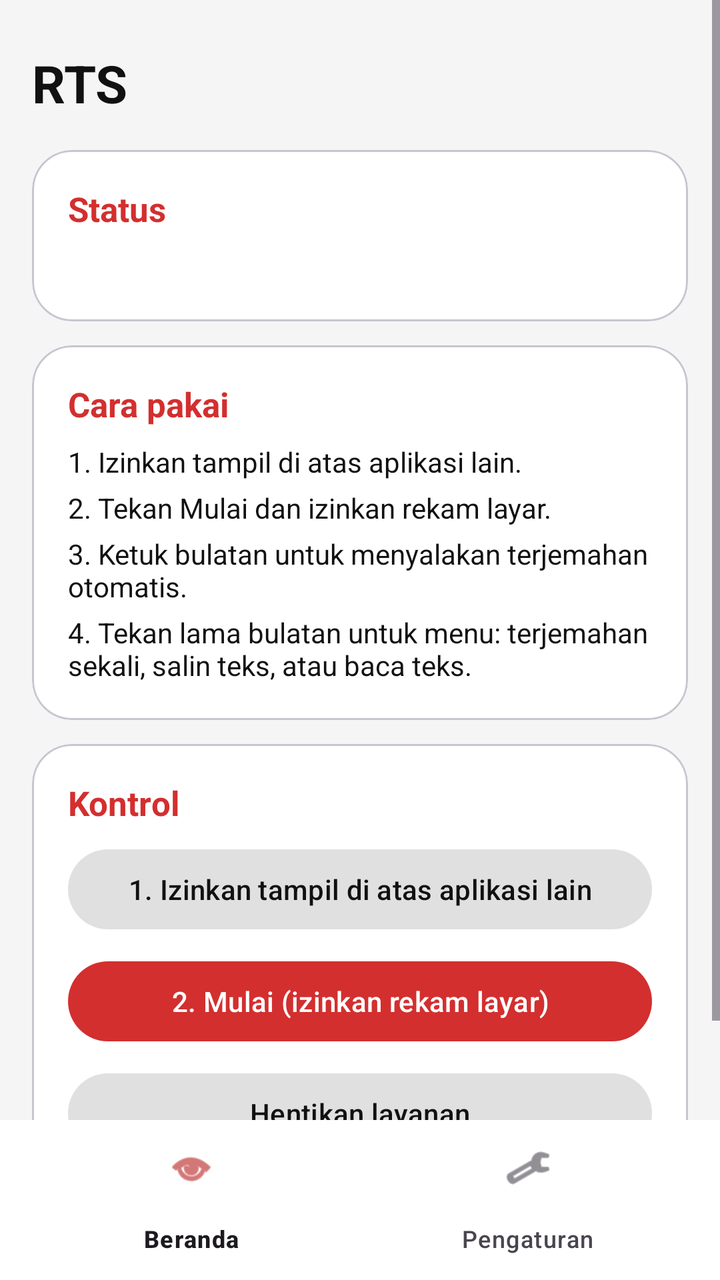
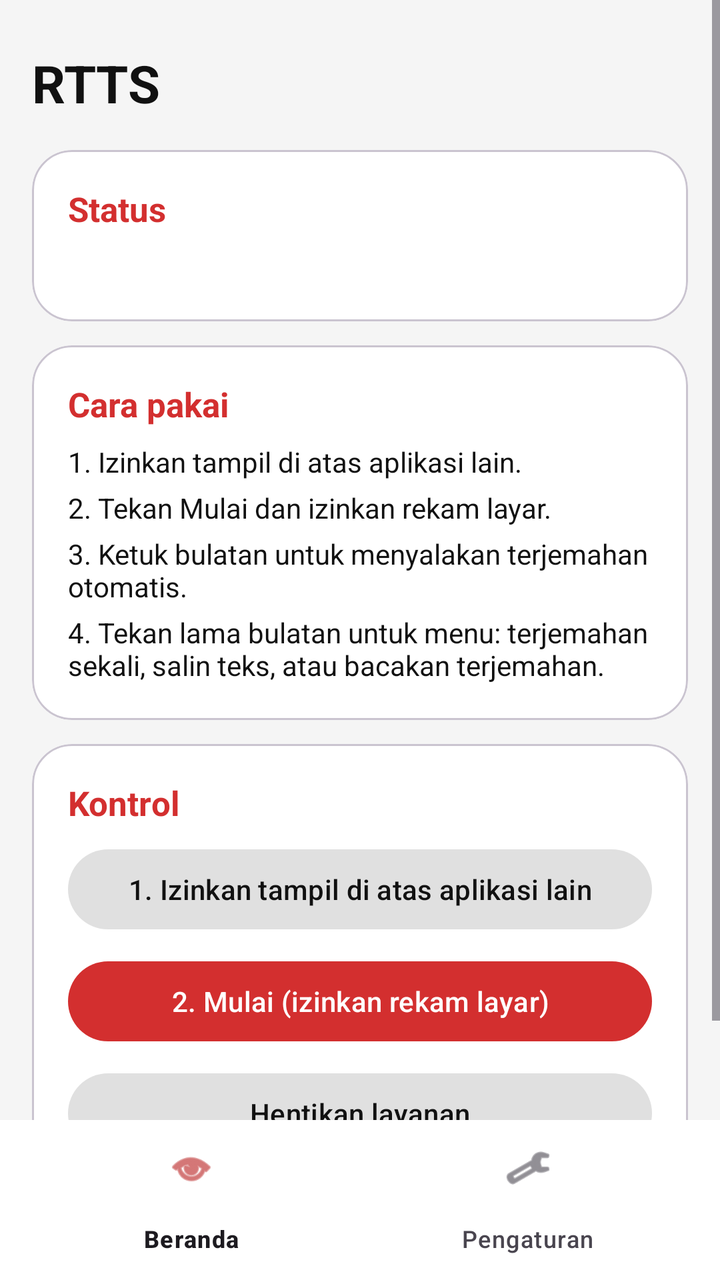

The first picture is an Android layout as it rendered before a commit; the second is the same layout after the commit. The layout source and the unified diff follow.
<!-- AndroidManifest.xml: application theme Theme.TranslateLayar -->
<!-- res/layout/activity_main.xml -->
<?xml version="1.0" encoding="utf-8"?>
<LinearLayout xmlns:android="http://schemas.android.com/apk/res/android"
    xmlns:app="http://schemas.android.com/apk/res-auto"
    android:layout_width="match_parent"
    android:layout_height="match_parent"
    android:orientation="vertical"
    android:background="#F5F5F5">

    <FrameLayout
        android:layout_width="match_parent"
        android:layout_height="0dp"
        android:layout_weight="1">

        
        <ScrollView
            android:id="@+id/pageHome"
            android:layout_width="match_parent"
            android:layout_height="match_parent">

            <LinearLayout
                android:layout_width="match_parent"
                android:layout_height="wrap_content"
                android:orientation="vertical"
                android:padding="16dp">

                <TextView
                    android:layout_width="wrap_content"
                    android:layout_height="wrap_content"
                    android:layout_marginTop="8dp"
                    android:layout_marginBottom="16dp"
                    android:text="RTS"
                    android:textColor="#111111"
                    android:textSize="26sp"
                    android:textStyle="bold" />

                <com.google.android.material.card.MaterialCardView
                    android:layout_width="match_parent"
                    android:layout_height="wrap_content"
                    android:layout_marginBottom="12dp"
                    app:cardBackgroundColor="#FFFFFF"
                    app:cardCornerRadius="20dp"
                    app:cardElevation="0dp">

                    <LinearLayout
                        android:layout_width="match_parent"
                        android:layout_height="wrap_content"
                        android:orientation="vertical"
                        android:padding="18dp">

                        <TextView
                            android:layout_width="wrap_content"
                            android:layout_height="wrap_content"
                            android:text="Status"
                            android:textColor="#D32F2F"
                            android:textSize="17sp"
                            android:textStyle="bold" />

                        <TextView
                            android:id="@+id/tvStatus"
                            android:layout_width="wrap_content"
                            android:layout_height="wrap_content"
                            android:layout_marginTop="8dp"
                            android:textColor="#424242" />
                    </LinearLayout>
                </com.google.android.material.card.MaterialCardView>

                <com.google.android.material.card.MaterialCardView
                    android:layout_width="match_parent"
                    android:layout_height="wrap_content"
                    android:layout_marginBottom="12dp"
                    app:cardBackgroundColor="#FFFFFF"
                    app:cardCornerRadius="20dp"
                    app:cardElevation="0dp">

                    <LinearLayout
                        android:layout_width="match_parent"
                        android:layout_height="wrap_content"
                        android:orientation="vertical"
                        android:padding="18dp">

                        <TextView
                            android:layout_width="wrap_content"
                            android:layout_height="wrap_content"
                            android:text="Cara pakai"
                            android:textColor="#D32F2F"
                            android:textSize="17sp"
                            android:textStyle="bold" />

                        <TextView
                            android:layout_width="match_parent"
                            android:layout_height="wrap_content"
                            android:layout_marginTop="8dp"
                            android:text="1. Izinkan tampil di atas aplikasi lain."
                            android:textColor="#111111" />

                        <TextView
                            android:layout_width="match_parent"
                            android:layout_height="wrap_content"
                            android:layout_marginTop="4dp"
                            android:text="2. Tekan Mulai dan izinkan rekam layar."
                            android:textColor="#111111" />

                        <TextView
                            android:layout_width="match_parent"
                            android:layout_height="wrap_content"
                            android:layout_marginTop="4dp"
                            android:text="3. Ketuk bulatan untuk menyalakan terjemahan otomatis."
                            android:textColor="#111111" />

                        <TextView
                            android:layout_width="match_parent"
                            android:layout_height="wrap_content"
                            android:layout_marginTop="4dp"
                            android:text="4. Tekan lama bulatan untuk menu: terjemahan sekali, salin teks, atau baca teks."
                            android:textColor="#111111" />
                    </LinearLayout>
                </com.google.android.material.card.MaterialCardView>

                <com.google.android.material.card.MaterialCardView
                    android:layout_width="match_parent"
                    android:layout_height="wrap_content"
                    app:cardBackgroundColor="#FFFFFF"
                    app:cardCornerRadius="20dp"
                    app:cardElevation="0dp">

                    <LinearLayout
                        android:layout_width="match_parent"
                        android:layout_height="wrap_content"
                        android:orientation="vertical"
                        android:padding="18dp">

                        <TextView
                            android:layout_width="wrap_content"
                            android:layout_height="wrap_content"
                            android:text="Kontrol"
                            android:textColor="#D32F2F"
                            android:textSize="17sp"
                            android:textStyle="bold" />

                        <com.google.android.material.button.MaterialButton
                            android:id="@+id/btnOverlay"
                            android:layout_width="match_parent"
                            android:layout_height="wrap_content"
                            android:layout_marginTop="8dp"
                            android:text="1. Izinkan tampil di atas aplikasi lain"
                            app:backgroundTint="#E0E0E0"
                            android:textColor="#111111" />

                        <com.google.android.material.button.MaterialButton
                            android:id="@+id/btnStart"
                            android:layout_width="match_parent"
                            android:layout_height="wrap_content"
                            android:layout_marginTop="8dp"
                            android:text="2. Mulai (izinkan rekam layar)"
                            app:backgroundTint="#D32F2F" />

                        <com.google.android.material.button.MaterialButton
                            android:id="@+id/btnStop"
                            android:layout_width="match_parent"
                            android:layout_height="wrap_content"
                            android:layout_marginTop="8dp"
                            android:text="Hentikan layanan"
                            app:backgroundTint="#E0E0E0"
                            android:textColor="#111111" />
                    </LinearLayout>
                </com.google.android.material.card.MaterialCardView>

            </LinearLayout>
        </ScrollView>

        
        <ScrollView
            android:id="@+id/pageSettings"
            android:layout_width="match_parent"
            android:layout_height="match_parent"
            android:visibility="gone">

            <LinearLayout
                android:layout_width="match_parent"
                android:layout_height="wrap_content"
                android:orientation="vertical"
                android:padding="16dp">

                <TextView
                    android:layout_width="wrap_content"
                    android:layout_height="wrap_content"
                    android:layout_marginTop="8dp"
                    android:layout_marginBottom="16dp"
                    android:text="Pengaturan"
                    android:textColor="#111111"
                    android:textSize="26sp"
                    android:textStyle="bold" />

                <com.google.android.material.card.MaterialCardView
                    android:layout_width="match_parent"
                    android:layout_height="wrap_content"
                    android:layout_marginBottom="12dp"
                    app:cardBackgroundColor="#FFFFFF"
                    app:cardCornerRadius="20dp"
                    app:cardElevation="0dp">

                    <LinearLayout
                        android:layout_width="match_parent"
                        android:layout_height="wrap_content"
                        android:orientation="vertical"
                        android:padding="18dp">

                        <TextView
                            android:layout_width="wrap_content"
                            android:layout_height="wrap_content"
                            android:text="Bahasa"
                            android:textColor="#D32F2F"
                            android:textSize="17sp"
                            android:textStyle="bold" />

                        <TextView
                            android:layout_width="wrap_content"
                            android:layout_height="wrap_content"
                            android:layout_marginTop="8dp"
                            android:text="Bahasa asal" />

                        <Spinner
                            android:id="@+id/spSource"
                            android:layout_width="match_parent"
                            android:layout_height="wrap_content" />

                        <TextView
                            android:layout_width="wrap_content"
                            android:layout_height="wrap_content"
                            android:layout_marginTop="12dp"
                            android:text="Bahasa tujuan" />

                        <Spinner
                            android:id="@+id/spTarget"
                            android:layout_width="match_parent"
                            android:layout_height="wrap_content" />
                    </LinearLayout>
                </com.google.android.material.card.MaterialCardView>

                <com.google.android.material.card.MaterialCardView
                    android:layout_width="match_parent"
                    android:layout_height="wrap_content"
                    android:layout_marginBottom="12dp"
                    app:cardBackgroundColor="#FFFFFF"
                    app:cardCornerRadius="20dp"
                    app:cardElevation="0dp">

                    <LinearLayout
                        android:layout_width="match_parent"
                        android:layout_height="wrap_content"
                        android:orientation="vertical"
                        android:padding="18dp">

                        <TextView
                            android:layout_width="wrap_content"
                            android:layout_height="wrap_content"
                            android:text="Ukuran"
                            android:textColor="#D32F2F"
                            android:textSize="17sp"
                            android:textStyle="bold" />

                        <LinearLayout
                            android:layout_width="match_parent"
                            android:layout_height="wrap_content"
                            android:layout_marginTop="8dp"
                            android:orientation="horizontal">

                            <TextView
                                android:layout_width="0dp"
                                android:layout_height="wrap_content"
                                android:layout_weight="1"
                                android:text="Ukuran bulatan" />

                            <TextView
                                android:id="@+id/tvBubbleVal"
                                android:layout_width="wrap_content"
                                android:layout_height="wrap_content" />
                        </LinearLayout>

                        <SeekBar
                            android:id="@+id/sbBubble"
                            android:layout_width="match_parent"
                            android:layout_height="wrap_content" />

                        <LinearLayout
                            android:layout_width="match_parent"
                            android:layout_height="wrap_content"
                            android:layout_marginTop="8dp"
                            android:orientation="horizontal">

                            <TextView
                                android:layout_width="0dp"
                                android:layout_height="wrap_content"
                                android:layout_weight="1"
                                android:text="Ukuran tulisan terjemahan" />

                            <TextView
                                android:id="@+id/tvTextVal"
                                android:layout_width="wrap_content"
                                android:layout_height="wrap_content" />
                        </LinearLayout>

                        <SeekBar
                            android:id="@+id/sbText"
                            android:layout_width="match_parent"
                            android:layout_height="wrap_content" />
                    </LinearLayout>
                </com.google.android.material.card.MaterialCardView>

                <com.google.android.material.button.MaterialButton
                    android:id="@+id/btnSave"
                    android:layout_width="match_parent"
                    android:layout_height="wrap_content"
                    android:text="Simpan pengaturan"
                    app:backgroundTint="#D32F2F" />

            </LinearLayout>
        </ScrollView>
    </FrameLayout>

    <com.google.android.material.bottomnavigation.BottomNavigationView
        android:id="@+id/bottomNav"
        android:layout_width="match_parent"
        android:layout_height="wrap_content"
        android:background="#FFFFFF"
        app:labelVisibilityMode="labeled"
        app:menu="@menu/bottom_nav" />

</LinearLayout>
<!-- resources referenced by this layout -->
<resources>
  <style name="Theme.TranslateLayar" parent="Theme.Material3.Light.NoActionBar">
          <item name="colorPrimary">#D32F2F</item>
          <item name="colorOnPrimary">#FFFFFF</item>
          <item name="colorSecondaryContainer">#FFCDD2</item>
          <item name="colorOnSecondaryContainer">#B71C1C</item>
          <item name="android:colorBackground">#F5F5F5</item>
          <item name="android:statusBarColor">#F5F5F5</item>
          <item name="android:windowLightStatusBar">true</item>
      </style>
</resources>

<!-- the commit's change to res/layout/activity_main.xml (unified diff, before → after) -->
@@ -28,7 +28,7 @@
                     android:layout_height="wrap_content"
                     android:layout_marginTop="8dp"
                     android:layout_marginBottom="16dp"
-                    android:text="RTS"
+                    android:text="RTTS"
                     android:textColor="#111111"
                     android:textSize="26sp"
                     android:textStyle="bold" />
@@ -111,7 +111,7 @@
                             android:layout_width="match_parent"
                             android:layout_height="wrap_content"
                             android:layout_marginTop="4dp"
-                            android:text="4. Tekan lama bulatan untuk menu: terjemahan sekali, salin teks, atau baca teks."
+                            android:text="4. Tekan lama bulatan untuk menu: terjemahan sekali, salin teks, atau bacakan terjemahan."
                             android:textColor="#111111" />
                     </LinearLayout>
                 </com.google.android.material.card.MaterialCardView>
